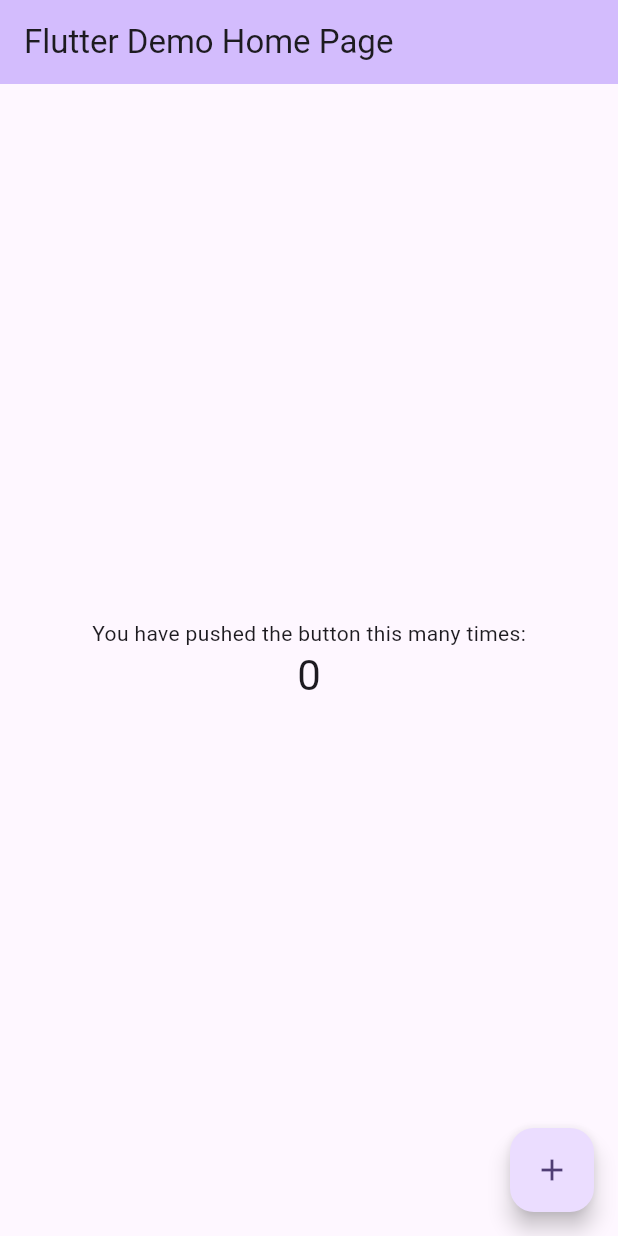
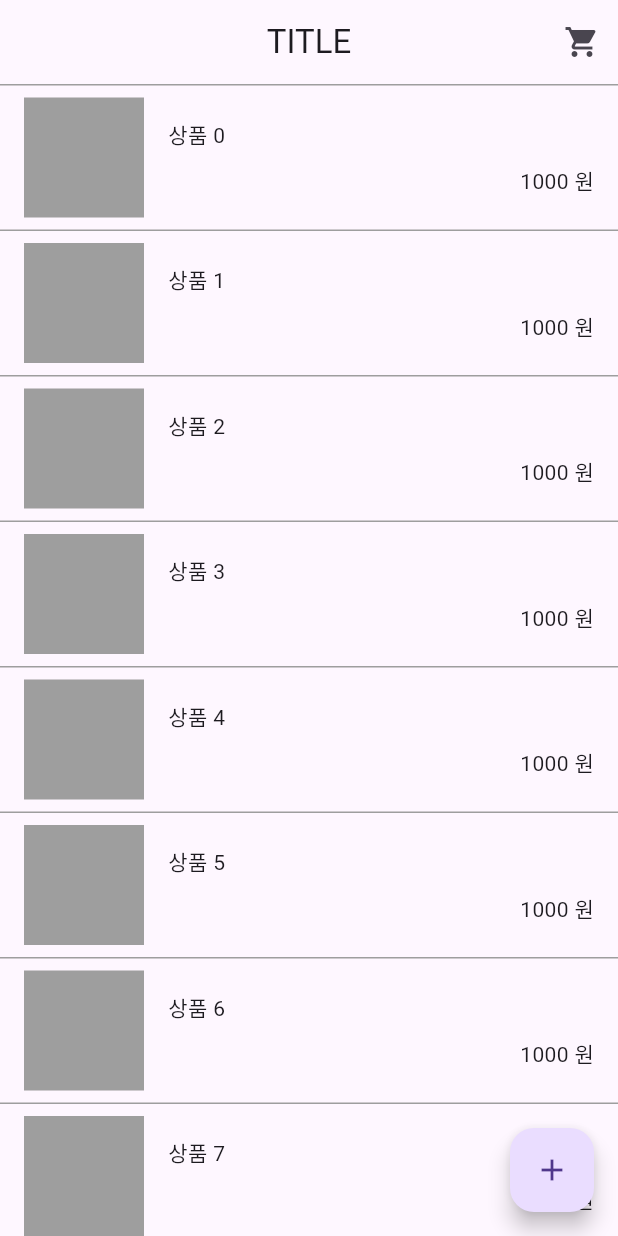
Before and after one commit to mulloc1/encore_shopping_mall, a Flutter app: the screen it shows after launch, on a phone screen of 412 x 824 dp. Run offline on Flutter 3.47's test engine with Material 3 defaults, Android fonts, the light colour scheme and no system bars; our stand-ins replace flutter_riverpod, go_router.

Commit message:
<feat>[pages] cart_list_page item_list_page add

```diff
--- a/lib/main.dart
+++ b/lib/main.dart
@@ -1,122 +1,42 @@
+import 'package:encore_shopping_mall/models/item.dart';
+import 'package:encore_shopping_mall/providers/item_list_provider.dart';
+import 'package:encore_shopping_mall/router.dart';
 import 'package:flutter/material.dart';
+import 'package:flutter_riverpod/flutter_riverpod.dart';
+
+bool initialState = false;
 
 void main() {
-  runApp(const MyApp());
+  runApp(const ProviderScope(child: MyApp()));
 }
 
-class MyApp extends StatelessWidget {
+class MyApp extends ConsumerWidget {
   const MyApp({super.key});
 
-  // This widget is the root of your application.
-  @override
-  Widget build(BuildContext context) {
-    return MaterialApp(
-      title: 'Flutter Demo',
-      theme: ThemeData(
-        // This is the theme of your application.
-        //
-        // TRY THIS: Try running your application with "flutter run". You'll see
-        // the application has a purple toolbar. Then, without quitting the app,
-        // try changing the seedColor in the colorScheme below to Colors.green
-        // and then invoke "hot reload" (save your changes or press the "hot
-        // reload" button in a Flutter-supported IDE, or press "r" if you used
-        // the command line to start the app).
-        //
-        // Notice that the counter didn't reset back to zero; the application
-        // state is not lost during the reload. To reset the state, use hot
-        // restart instead.
-        //
-        // This works for code too, not just values: Most code changes can be
-        // tested with just a hot reload.
-        colorScheme: ColorScheme.fromSeed(seedColor: Colors.deepPurple),
-      ),
-      home: const MyHomePage(title: 'Flutter Demo Home Page'),
-    );
-  }
-}
-
-class MyHomePage extends StatefulWidget {
-  const MyHomePage({super.key, required this.title});
-
-  // This widget is the home page of your application. It is stateful, meaning
-  // that it has a State object (defined below) that contains fields that affect
-  // how it looks.
-
-  // This class is the configuration for the state. It holds the values (in this
-  // case the title) provided by the parent (in this case the App widget) and
-  // used by the build method of the State. Fields in a Widget subclass are
-  // always marked "final".
-
-  final String title;
-
-  @override
-  State<MyHomePage> createState() => _MyHomePageState();
-}
-
-class _MyHomePageState extends State<MyHomePage> {
-  int _counter = 0;
-
-  void _incrementCounter() {
-    setState(() {
-      // This call to setState tells the Flutter framework that something has
-      // changed in this State, which causes it to rerun the build method below
-      // so that the display can reflect the updated values. If we changed
-      // _counter without calling setState(), then the build method would not be
-      // called again, and so nothing would appear to happen.
-      _counter++;
-    });
+  void makeItemList(WidgetRef ref) {
+    if (initialState) {
+      return;
+    }
+    final itemList = ref.watch(itemListProvider);
+    for (int i = 0; i < 10; i++) {
+      itemList.add(
+        Item(
+          name: '상품 $i',
+          price: 1000,
+          description: '상품 $i 설명',
+          image_path: 'https://via.placeholder.com/150',
+          quantity: 0,
+        ),
+      );
+    }
+    initialState = true;
   }
 
   @override
-  Widget build(BuildContext context) {
-    // This method is rerun every time setState is called, for instance as done
-    // by the _incrementCounter method above.
-    //
-    // The Flutter framework has been optimized to make rerunning build methods
-    // fast, so that you can just rebuild anything that needs updating rather
-    // than having to individually change instances of widgets.
-    return Scaffold(
-      appBar: AppBar(
-        // TRY THIS: Try changing the color here to a specific color (to
-        // Colors.amber, perhaps?) and trigger a hot reload to see the AppBar
-        // change color while the other colors stay the same.
-        backgroundColor: Theme.of(context).colorScheme.inversePrimary,
-        // Here we take the value from the MyHomePage object that was created by
-        // the App.build method, and use it to set our appbar title.
-        title: Text(widget.title),
-      ),
-      body: Center(
-        // Center is a layout widget. It takes a single child and positions it
-        // in the middle of the parent.
-        child: Column(
-          // Column is also a layout widget. It takes a list of children and
-          // arranges them vertically. By default, it sizes itself to fit its
-          // children horizontally, and tries to be as tall as its parent.
-          //
-          // Column has various properties to control how it sizes itself and
-          // how it positions its children. Here we use mainAxisAlignment to
-          // center the children vertically; the main axis here is the vertical
-          // axis because Columns are vertical (the cross axis would be
-          // horizontal).
-          //
-          // TRY THIS: Invoke "debug painting" (choose the "Toggle Debug Paint"
-          // action in the IDE, or press "p" in the console), to see the
-          // wireframe for each widget.
-          mainAxisAlignment: MainAxisAlignment.center,
-          children: <Widget>[
-            const Text('You have pushed the button this many times:'),
-            Text(
-              '$_counter',
-              style: Theme.of(context).textTheme.headlineMedium,
-            ),
-          ],
-        ),
-      ),
-      floatingActionButton: FloatingActionButton(
-        onPressed: _incrementCounter,
-        tooltip: 'Increment',
-        child: const Icon(Icons.add),
-      ), // This trailing comma makes auto-formatting nicer for build methods.
-    );
+  Widget build(BuildContext context, WidgetRef ref) {
+    final router = ref.watch(routerProvider);
+    makeItemList(ref);
+
+    return MaterialApp.router(routerConfig: router);
   }
 }
--- /dev/null
+++ b/lib/pages/item_list_page.dart
@@ -0,0 +1,93 @@
+import 'package:encore_shopping_mall/router.dart';
+import 'package:flutter/material.dart';
+import 'package:flutter_riverpod/flutter_riverpod.dart';
+import 'package:encore_shopping_mall/models/item.dart';
+import 'package:encore_shopping_mall/providers/item_list_provider.dart';
+import 'package:go_router/go_router.dart';
+
+class ItemWidget extends ConsumerWidget {
+  final Item item;
+
+  const ItemWidget({super.key, required this.item});
+
+  @override
+  Widget build(BuildContext context, WidgetRef ref) {
+    return Column(
+      children: [
+        Padding(
+          padding: const EdgeInsets.symmetric(vertical: 8.0, horizontal: 16.0),
+          child: Column(
+            children: [
+              Row(
+                children: [
+                  Container(width: 80, height: 80, color: Colors.grey),
+                  const SizedBox(width: 16),
+                  Expanded(
+                    child: Column(
+                      crossAxisAlignment: CrossAxisAlignment.start,
+                      children: [
+                        Text(item.name),
+                        SizedBox(height: 10),
+                        Align(
+                          alignment: Alignment.centerRight,
+                          child: Text('${item.price} 원'),
+                        ),
+                      ],
+                    ),
+                  ),
+                ],
+              ),
+            ],
+          ),
+        ),
+        Container(height: 1.0, color: Colors.grey),
+      ],
+    );
+  }
+}
+
+class ItemListPage extends ConsumerWidget {
+  const ItemListPage({super.key});
+
+  @override
+  Widget build(BuildContext context, WidgetRef ref) {
+    final itemList = ref.watch(itemListProvider);
+
+    return Scaffold(
+      appBar: AppBar(
+        title: const Text('TITLE'),
+        centerTitle: true,
+        bottom: PreferredSize(
+          preferredSize: const Size.fromHeight(1.0), // 밑줄의 높이
+          child: Container(
+            color: Colors.grey, // 밑줄의 색상
+            height: 1.0, // 밑줄의 두께
+          ),
+        ),
+        actions: [
+          IconButton(
+            onPressed: () {
+              context.go(Routes.cart);
+            },
+            icon: const Icon(Icons.shopping_cart),
+          ),
+        ],
+      ),
+      body:
+          itemList.isEmpty
+              ? const Center(child: Text('상품이 없습니다.'))
+              : ListView.builder(
+                itemCount: itemList.length,
+                itemBuilder: (context, index) {
+                  return ItemWidget(item: itemList[index]);
+                },
+              ),
+      floatingActionButton: FloatingActionButton(
+        onPressed: () {
+          // Add item action
+        },
+        child: const Icon(Icons.add),
+      ),
+    );
+  }
+}
--- /dev/null
+++ b/lib/router.dart
@@ -0,0 +1,19 @@
+import 'package:encore_shopping_mall/pages/cart_list_page.dart';
+import 'package:encore_shopping_mall/pages/item_list_page.dart';
+import 'package:flutter_riverpod/flutter_riverpod.dart';
+import 'package:go_router/go_router.dart';
+
+abstract class Routes {
+  static const home = '/';
+  static const cart = '/cart';
+}
+
+final routerProvider = Provider<GoRouter>((ref) {
+  return GoRouter(
+    initialLocation: Routes.home,
+    routes: [
+      GoRoute(path: '/', builder: (context, state) => const ItemListPage()),
+      GoRoute(path: '/cart', builder: (context, state) => const CartListPage()),
+    ],
+  );
+});
--- a/pubspec.yaml
+++ b/pubspec.yaml
@@ -34,6 +34,9 @@ dependencies:
   # The following adds the Cupertino Icons font to your application.
   # Use with the CupertinoIcons class for iOS style icons.
   cupertino_icons: ^1.0.8
+  flutter_riverpod: ^2.6.1
+  uuid: ^4.5.1
+  go_router: ^14.8.1
 
 dev_dependencies:
   flutter_test:
```
Also changed, not shown: lib/pages/cart_list_page.dart (added, +85 -0 lines), lib/providers/item_list_provider.dart (+6 -3 lines), pubspec.lock.
